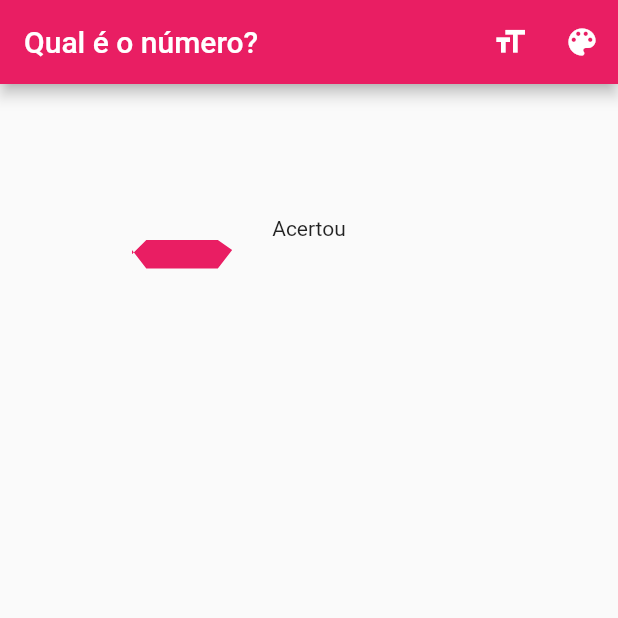
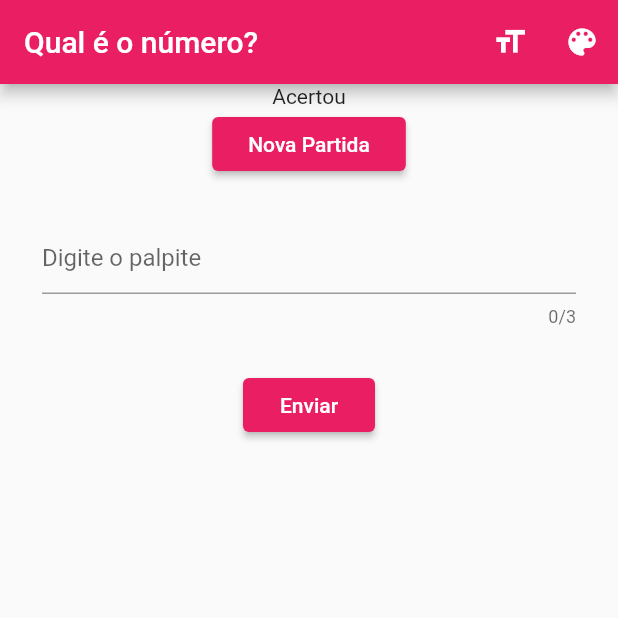
Before and after one commit to PierreVieira/PiPalp, a Flutter app: the screen it shows after launch, on a phone screen of 412 x 824 dp, the top half of it. Run offline on Flutter 3.47's test engine with Material 2 defaults, Android fonts, the phone set to English and light mode, and no system bars.

Commit message:
[+] Number editor

```diff
--- a/lib/components/app.dart
+++ b/lib/components/app.dart
@@ -5,6 +5,7 @@ class PiPalp extends StatelessWidget {
   @override
   Widget build(BuildContext context) {
     return MaterialApp(
+      debugShowCheckedModeBanner: false,
       theme: ThemeData(
           primaryColor: Colors.pink[500],
           buttonTheme: ButtonThemeData(
--- a/lib/components/led_display.dart
+++ b/lib/components/led_display.dart
@@ -24,7 +24,6 @@ class ClipHome extends CustomClipper<Path>{
   @override
   Path getClip(Size size) {
     double _scale = size.height/32;
-
     Path path = Path();
     path.lineTo(_deslocamentoHorizontal + 0*_scale, _deslocamentoVertical + 0.7*_scale); //A
     path.lineTo(_deslocamentoHorizontal + 1*_scale, _deslocamentoVertical + 2*_scale); //B
--- /dev/null
+++ b/lib/components/number_editor.dart
@@ -0,0 +1,37 @@
+import 'package:flutter/material.dart';
+
+class NumberEditor extends StatelessWidget {
+  final TextEditingController controlador;
+  final String rotulo;
+  final String dica;
+  final IconData icone;
+  final double espacamento;
+  final double tamanhoFonte;
+  final int maxLength;
+  NumberEditor({
+    this.controlador,
+    this.rotulo,
+    this.dica,
+    this.icone,
+    this.espacamento,
+    this.tamanhoFonte,
+    this.maxLength
+  });
+
+  @override
+  Widget build(BuildContext context) {
+    return Padding(
+      padding: EdgeInsets.all(28.0),
+      child: TextField(
+        controller: controlador,
+        style: TextStyle(fontSize: 16.0),
+        decoration: InputDecoration(
+          icon: icone != null ? Icon(icone) : null,
+          hintText: 'Digite o palpite',
+        ),
+        keyboardType: TextInputType.number,
+        maxLength: 3,
+      ),
+    );
+  }
+}
--- a/lib/screens/game.dart
+++ b/lib/screens/game.dart
@@ -1,5 +1,6 @@
 import 'package:flutter/material.dart';
 import 'package:project/components/display.dart';
+import 'package:project/components/number_editor.dart';
 
 const String _titleAppBar = 'Qual é o número?';
 String _textoStatus = 'Acertou';
@@ -11,6 +12,8 @@ class JogoAdivinha extends StatefulWidget {
 
 class _JogoAdivinhaState extends State<JogoAdivinha> {
   @override
+  final TextEditingController _controladorCampoValor = TextEditingController();
+
   Widget build(BuildContext context) {
     return Scaffold(
       appBar: AppBar(
@@ -32,17 +35,23 @@ class _JogoAdivinhaState extends State<JogoAdivinha> {
           ),
         ],
       ),
-      body: Padding(
-        padding: const EdgeInsets.all(88.0),
-        child: Column(
+      body: Column(
         children: <Widget>[
           Center(
             child: Text(_textoStatus),
           ),
-            Display()
+//            Display(),
+          RaisedButton(
+            onPressed: () {},
+            child: Text('Nova Partida'),
+          ),
+          NumberEditor(),
+          RaisedButton(
+            onPressed: () {},
+            child: Text('Enviar'),
+          )
         ],
       ),
-      )
     );
   }
 }
```
Also changed, not shown: 1 other file. Lines whose indentation alone changed are shown as unchanged.
